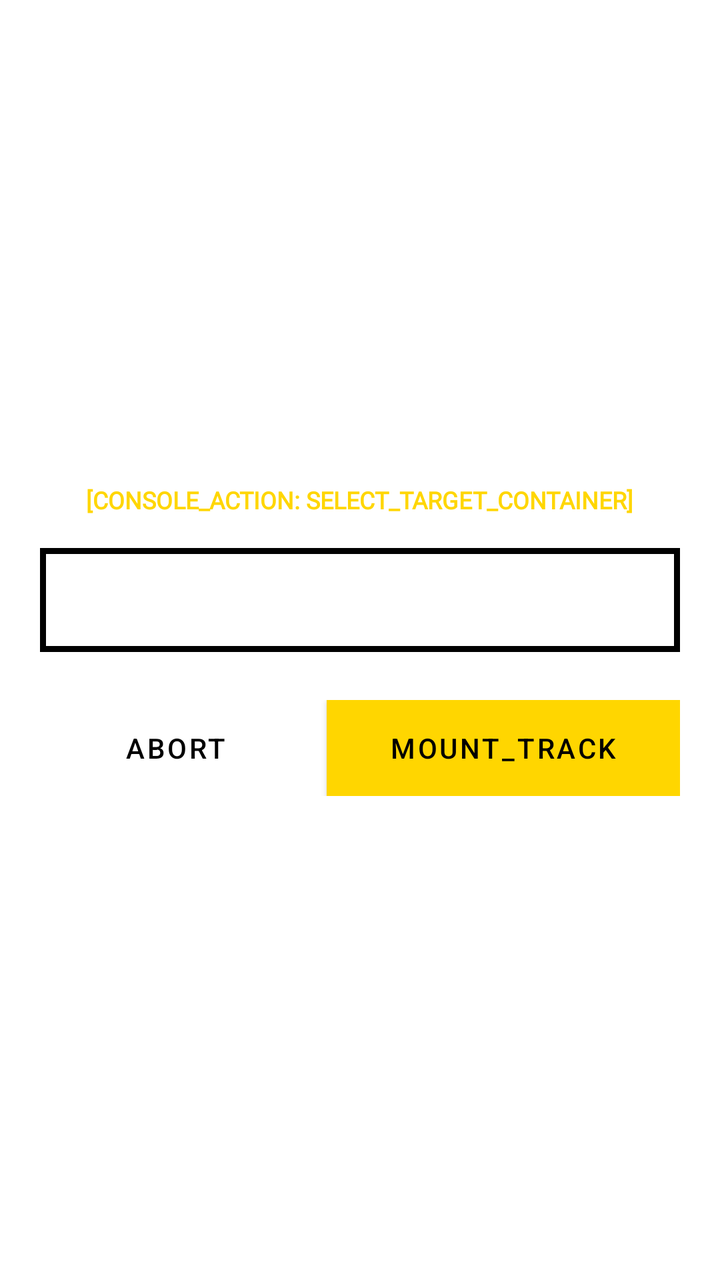
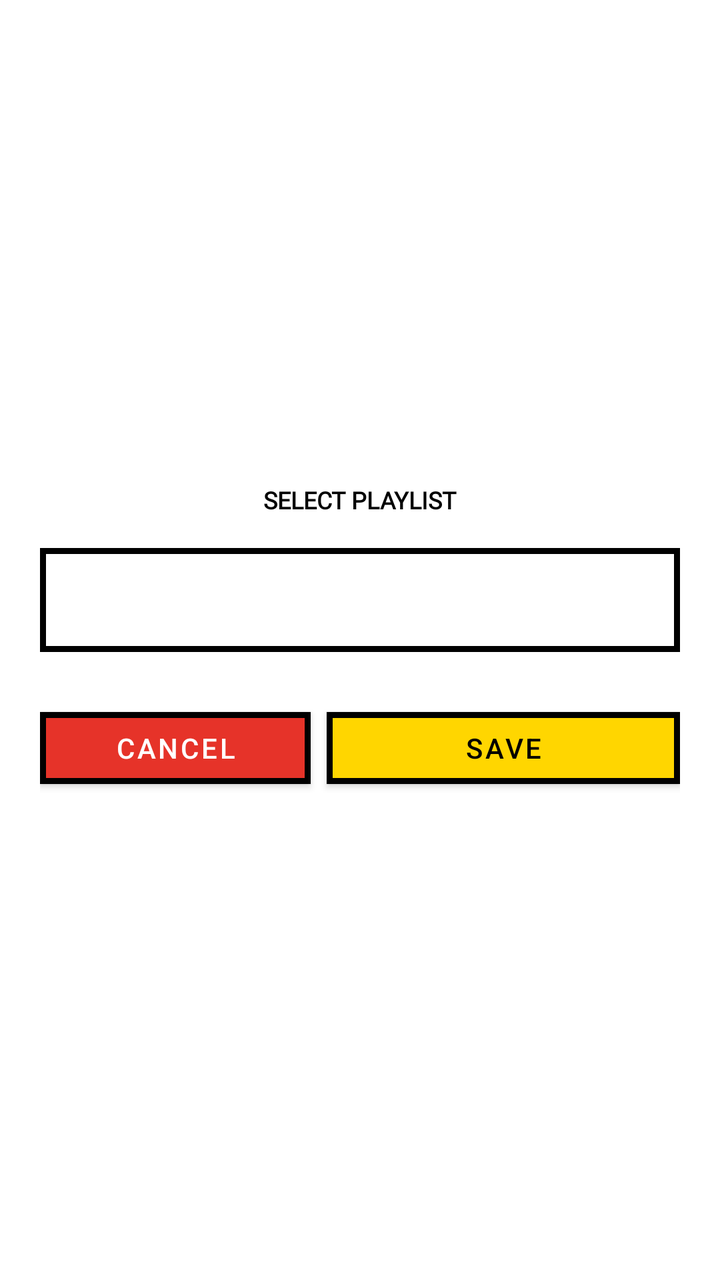

The first picture is an Android layout as it rendered before a commit; the second is the same layout after the commit. The layout source and the unified diff follow.
<!-- AndroidManifest.xml: application theme Theme.Noctune -->
<!-- res/layout/dialog_select_playlist.xml -->
<?xml version="1.0" encoding="utf-8"?>
<LinearLayout
    xmlns:android="http://schemas.android.com/apk/res/android"
    android:layout_width="match_parent"
    android:layout_height="wrap_content"
    android:orientation="vertical"
    android:background="@color/bg_surface"
    android:padding="20dp"
    android:layout_margin="16dp"
    style="@style/BrutalistButton">

    <TextView
        android:layout_width="wrap_content"
        android:layout_height="wrap_content"
        android:text="[CONSOLE_ACTION: SELECT_TARGET_CONTAINER]"
        android:textColor="@color/brand_yellow"
        android:textSize="12sp"
        android:fontFamily="@font/space_mono"
        android:textStyle="bold"
        android:layout_marginBottom="16dp"/>

    <FrameLayout
        android:layout_width="match_parent"
        android:layout_height="52dp"
        android:layout_marginBottom="24dp">

        <View
            android:layout_width="match_parent"
            android:layout_height="match_parent"
            android:layout_marginTop="4dp"
            android:layout_marginStart="4dp"
            android:background="@color/border_color" />

        <Spinner
            android:id="@+id/spinner_playlists"
            android:layout_width="match_parent"
            android:layout_height="match_parent"
            android:background="@drawable/brutalist_flat_card"
            android:paddingHorizontal="16dp"
            android:spinnerMode="dropdown" />
    </FrameLayout>

    <LinearLayout
        android:layout_width="match_parent"
        android:layout_height="48dp"
        android:orientation="horizontal">

        <androidx.appcompat.widget.AppCompatButton
            android:id="@+id/btn_cancel_dialog"
            android:layout_width="0dp"
            android:layout_height="match_parent"
            android:layout_weight="1"
            android:text="ABORT"
            android:layout_marginRight="4dp"
            style="@style/BrutalistButton"/>

        <androidx.appcompat.widget.AppCompatButton
            android:id="@+id/btn_confirm_dialog"
            android:layout_width="0dp"
            android:layout_height="match_parent"
            android:layout_weight="1.3"
            android:text="MOUNT_TRACK"
            android:layout_marginLeft="4dp"
            android:background="@color/brand_yellow"
            android:textColor="#000000"
            style="@style/BrutalistButton"/>
    </LinearLayout>
</LinearLayout>
<!-- resources referenced by this layout -->
<resources>
  <color name="bg_surface">#FFFFFF</color>
  <color name="border_color">#000000</color>
  <color name="brand_yellow">#FFD600</color>
  <!-- drawable brutalist_flat_card (drawable) -->
  <?xml version="1.0" encoding="utf-8"?>
  <shape xmlns:android="http://schemas.android.com/apk/res/android" android:shape="rectangle">
      <solid android:color="@color/bg_surface" />
      <stroke android:width="3dp" android:color="@color/border_color" />
      <corners android:radius="0dp" />
  </shape>
  <style name="BrutalistButton" parent="Widget.MaterialComponents.Button">
          <item name="cornerRadius">0dp</item>
          <item name="strokeColor">@color/border_color</item>
          <item name="strokeWidth">3dp</item>
          <item name="android:textColor">@color/text_primary</item>
          <item name="android:textAllCaps">true</item>
          <item name="android:elevation">0dp</item>
      </style>
  <style name="Theme.Noctune" parent="Theme.MaterialComponents.Light.NoActionBar">
          <item name="colorPrimary">@color/brand_yellow</item>
          <item name="colorPrimaryVariant">@color/brand_yellow</item>
          <item name="colorOnPrimary">#000000</item>  
          <item name="colorSecondary">@color/brand_red</item>
  
          <item name="android:windowBackground">@color/bg_main</item>
          <item name="android:statusBarColor">@color/brand_yellow</item>
  
          <item name="android:windowLightStatusBar">true</item>
          <item name="android:clipToPadding">false</item>
      </style>
  <color name="text_primary">#000000</color>
  <color name="brand_red">#E63329</color>
  <color name="bg_main">#F9F9F9</color>
</resources>

<!-- the commit's change to res/layout/dialog_select_playlist.xml (unified diff, before → after) -->
@@ -1,6 +1,7 @@
 <?xml version="1.0" encoding="utf-8"?>
 <LinearLayout
     xmlns:android="http://schemas.android.com/apk/res/android"
+    xmlns:app="http://schemas.android.com/apk/res-auto"
     android:layout_width="match_parent"
     android:layout_height="wrap_content"
     android:orientation="vertical"
@@ -12,8 +13,8 @@
     <TextView
         android:layout_width="wrap_content"
         android:layout_height="wrap_content"
-        android:text="[CONSOLE_ACTION: SELECT_TARGET_CONTAINER]"
-        android:textColor="@color/brand_yellow"
+        android:text="SELECT PLAYLIST"
+        android:textColor="@color/border_color"
         android:textSize="12sp"
         android:fontFamily="@font/space_mono"
         android:textStyle="bold"
@@ -45,23 +46,25 @@
         android:layout_height="48dp"
         android:orientation="horizontal">
 
-        <androidx.appcompat.widget.AppCompatButton
+        <Button
             android:id="@+id/btn_cancel_dialog"
             android:layout_width="0dp"
             android:layout_height="match_parent"
             android:layout_weight="1"
-            android:text="ABORT"
+            android:text="CANCEL"
             android:layout_marginRight="4dp"
+            app:backgroundTint="@color/brand_red"
+            android:textColor="#FFFFFF"
             style="@style/BrutalistButton"/>
 
-        <androidx.appcompat.widget.AppCompatButton
+        <Button
             android:id="@+id/btn_confirm_dialog"
             android:layout_width="0dp"
             android:layout_height="match_parent"
             android:layout_weight="1.3"
-            android:text="MOUNT_TRACK"
+            android:text="SAVE"
             android:layout_marginLeft="4dp"
-            android:background="@color/brand_yellow"
+            app:backgroundTint="@color/brand_yellow"
             android:textColor="#000000"
             style="@style/BrutalistButton"/>
     </LinearLayout>
